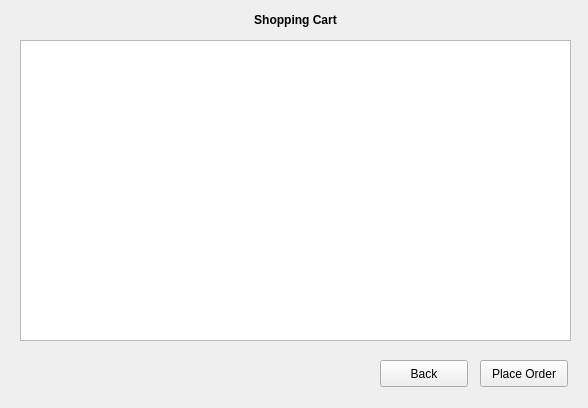
Above: client/Shopping/shoppingcartview.ui from RemyGratwohl/cuTPS_D4_teaQup before the change. Below: the same form after it.
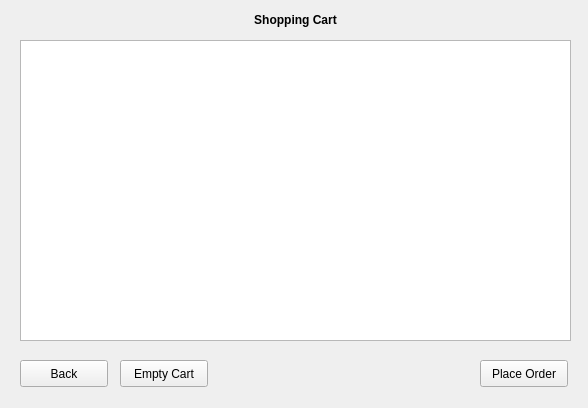
That is the form after the change.

Commit message: Shopping cart table fixes.

```diff
--- a/client/Shopping/shoppingcartview.ui
+++ b/client/Shopping/shoppingcartview.ui
@@ -61,7 +61,7 @@
   <widget class="QPushButton" name="backButton">
    <property name="geometry">
     <rect>
-     <x>380</x>
+     <x>20</x>
      <y>360</y>
      <width>88</width>
      <height>27</height>
@@ -71,6 +71,19 @@
     <string>Back</string>
    </property>
   </widget>
+  <widget class="QPushButton" name="emptyCartButton">
+   <property name="geometry">
+    <rect>
+     <x>120</x>
+     <y>360</y>
+     <width>88</width>
+     <height>27</height>
+    </rect>
+   </property>
+   <property name="text">
+    <string>Empty Cart</string>
+   </property>
+  </widget>
  </widget>
  <resources/>
  <connections/>
```
The commit also changes 9 other files.
